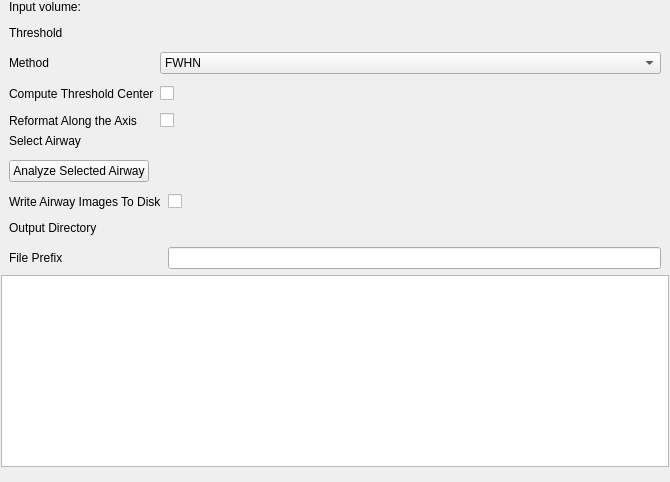
Qt form Loadable/AirwayInspector/Resources/UI/qSlicerAirwayInspectorModuleWidget.ui (acil-bwh/SlicerCIP) before a commit.
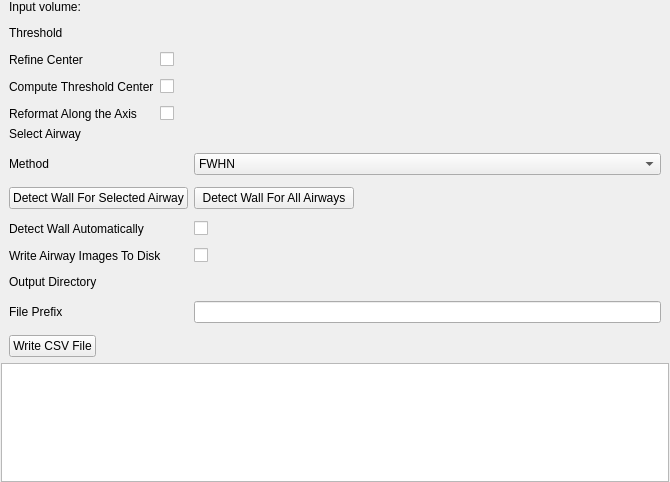
The same form after that commit. Custom widgets are drawn as their Qt base class.

Commit message: ENH: Restructured Widget, Logic, and MRML based on review with Raul

```diff
--- a/Loadable/AirwayInspector/Resources/UI/qSlicerAirwayInspectorModuleWidget.ui
+++ b/Loadable/AirwayInspector/Resources/UI/qSlicerAirwayInspectorModuleWidget.ui
@@ -26,7 +26,7 @@
       </sizepolicy>
      </property>
      <property name="text" stdset="0">
-      <string>Parameters</string>
+      <string>Airway Selection</string>
      </property>
      <layout class="QFormLayout" name="parametersFormLayout">
       <property name="fieldGrowthPolicy">
@@ -93,34 +93,17 @@
        </widget>
       </item>
       <item row="2" column="0">
-       <widget class="QLabel" name="label">
+       <widget class="QLabel" name="label_32">
         <property name="text">
-         <string>Method</string>
+         <string>Refine Center</string>
         </property>
        </widget>
       </item>
       <item row="2" column="1">
-       <widget class="QComboBox" name="MethodComboBox">
-        <item>
-         <property name="text">
-          <string>FWHN</string>
-         </property>
-        </item>
-        <item>
-         <property name="text">
-          <string>Zero Crossing</string>
-         </property>
-        </item>
-        <item>
-         <property name="text">
-          <string>PC - Single Kernel</string>
-         </property>
-        </item>
-        <item>
-         <property name="text">
-          <string>PC - Multiple Kernels</string>
-         </property>
-        </item>
+       <widget class="QCheckBox" name="RefineCenterCheckBox">
+        <property name="text">
+         <string/>
+        </property>
        </widget>
       </item>
       <item row="3" column="0">
@@ -160,7 +143,7 @@
       <bool>true</bool>
      </property>
      <property name="text" stdset="0">
-      <string>Inspection Report</string>
+      <string>Analyze Airway Walls</string>
      </property>
      <property name="collapsed" stdset="0">
       <bool>false</bool>
@@ -213,27 +196,85 @@
        </widget>
       </item>
       <item row="1" column="0">
+       <widget class="QLabel" name="label">
+        <property name="text">
+         <string>Method</string>
+        </property>
+       </widget>
+      </item>
+      <item row="1" column="1">
+       <widget class="QComboBox" name="MethodComboBox">
+        <item>
+         <property name="text">
+          <string>FWHN</string>
+         </property>
+        </item>
+        <item>
+         <property name="text">
+          <string>Zero Crossing</string>
+         </property>
+        </item>
+        <item>
+         <property name="text">
+          <string>PC - Single Kernel</string>
+         </property>
+        </item>
+        <item>
+         <property name="text">
+          <string>PC - Multiple Kernels</string>
+         </property>
+        </item>
+       </widget>
+      </item>
+      <item row="2" column="0">
        <widget class="QPushButton" name="AnalyzeButton">
         <property name="text">
-         <string>Analyze Selected Airway</string>
+         <string>Detect Wall For Selected Airway</string>
+        </property>
+       </widget>
+      </item>
+      <item row="2" column="1">
+       <widget class="QPushButton" name="AnalyzeAllButton">
+        <property name="maximumSize">
+         <size>
+          <width>160</width>
+          <height>16777215</height>
+         </size>
+        </property>
+        <property name="text">
+         <string>Detect Wall For All Airways</string>
         </property>
        </widget>
       </item>
       <item row="3" column="0">
+       <widget class="QLabel" name="AnalyzeSelectedLabel">
+        <property name="text">
+         <string>Detect Wall Automatically</string>
+        </property>
+       </widget>
+      </item>
+      <item row="3" column="1">
+       <widget class="QCheckBox" name="DetectAutomaticallyCheckBox">
+        <property name="text">
+         <string/>
+        </property>
+       </widget>
+      </item>
+      <item row="4" column="0">
        <widget class="QLabel" name="WriteAirwaysLabel">
         <property name="text">
          <string>Write Airway Images To Disk</string>
         </property>
        </widget>
       </item>
-      <item row="3" column="1">
+      <item row="4" column="1">
        <widget class="QCheckBox" name="WriteAirwaysCheckBox">
         <property name="text">
          <string/>
         </property>
        </widget>
       </item>
-      <item row="4" column="0">
+      <item row="5" column="0">
        <widget class="QLabel" name="OutputDirectoryLabel">
         <property name="text">
          <string>Output Directory</string>
@@ -250,16 +291,27 @@
         </property>
        </widget>
       </item>
-      <item row="5" column="0">
+      <item row="6" column="0">
        <widget class="QLabel" name="FilePrefixLabel">
         <property name="text">
          <string>File Prefix</string>
         </property>
        </widget>
       </item>
-      <item row="5" column="1">
+      <item row="6" column="1">
        <widget class="QLineEdit" name="FilePrefixLineEdit"/>
       </item>
+      <item row="7" column="0">
+        <widget class="QPushButton" name="WriteCSVFileButton">
+          <property name="text">
+            <string>Write CSV File</string>
+          </property>
+        </widget>
+      </item>
+      <item row="7" column="1">
+       <widget class="ctkPathLineEdit" name="CSVFilePathEdit"/>
+      </item>
+      
      </layout>
     </widget>
    </item>
@@ -324,6 +376,11 @@
    <extends>QWidget</extends>
    <header>ctkDirectoryButton.h</header>
   </customwidget>
+  <customwidget>
+   <class>ctkPathLineEdit</class>
+   <extends>QWidget</extends>
+   <header>ctkPathLineEdit.h</header>
+  </customwidget>
  </customwidgets>
  <resources>
   <include location="../../../../../Slicer4/Libs/MRML/Widgets/Resources/qMRMLWidgets.qrc"/>
```
Left out of the diff: 7 changed lines with no effect on the pictures. The commit also changes 7 other files.
